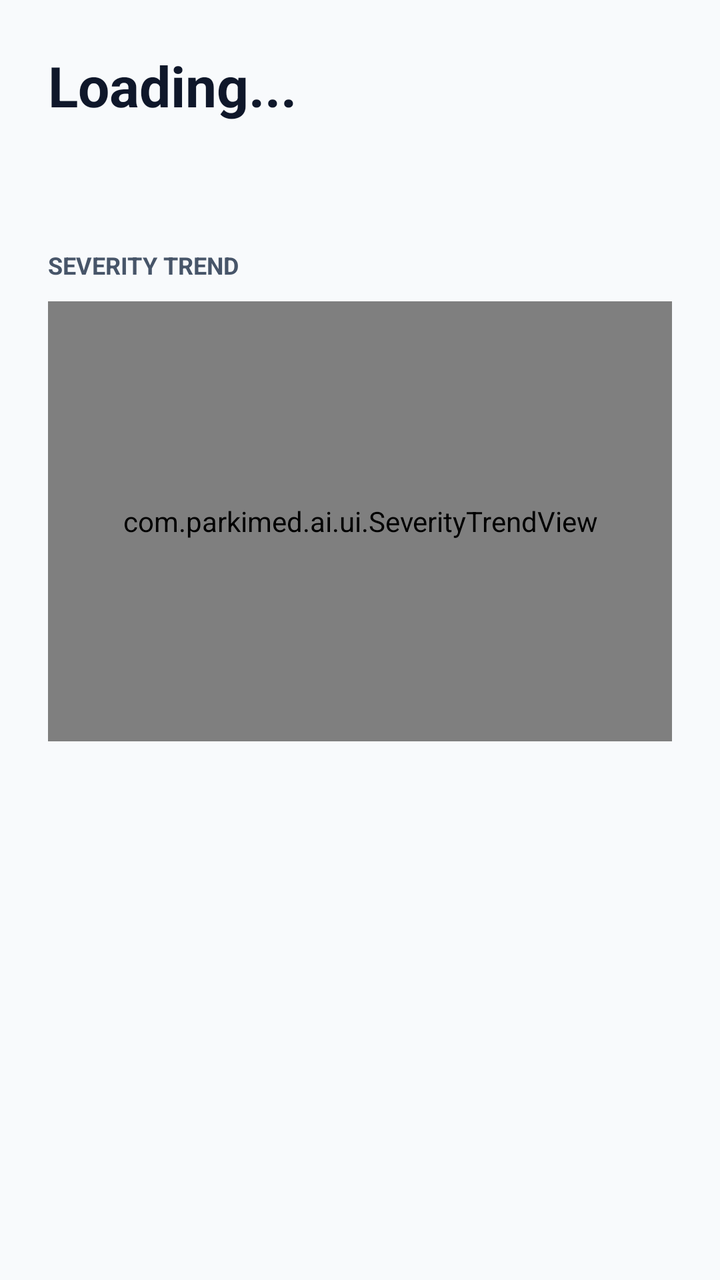
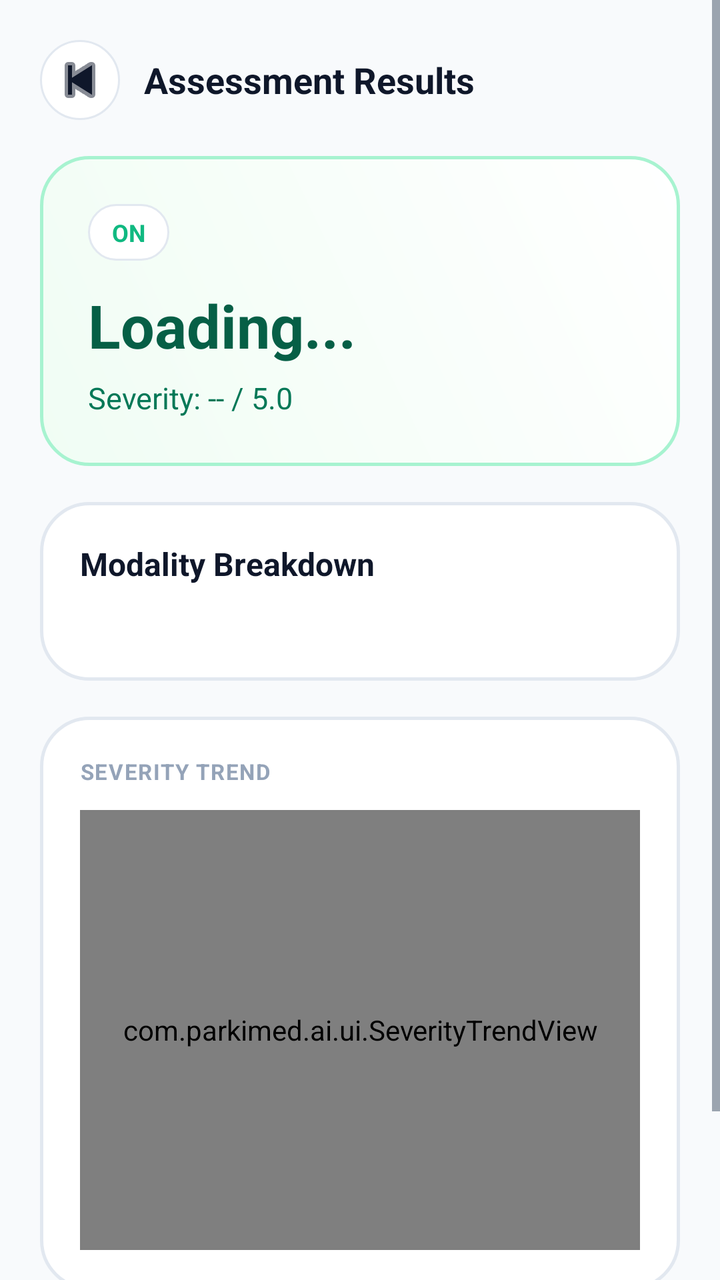

Screens rendered from an Android XML layout before and after an edit, with the pre-edit source and the edit as a unified diff.
<!-- AndroidManifest.xml: application theme Theme.ParkiMed -->
<!-- res/layout/activity_results.xml -->
<?xml version="1.0" encoding="utf-8"?>
<LinearLayout xmlns:android="http://schemas.android.com/apk/res/android"
    android:layout_width="match_parent"
    android:layout_height="match_parent"
    android:background="@color/bg"
    android:orientation="vertical"
    android:padding="24dp">

    <TextView
        android:id="@+id/tvResult"
        android:layout_width="match_parent"
        android:layout_height="wrap_content"
        android:text="Loading..."
        android:textColor="@color/text_primary"
        android:textSize="28sp"
        android:textStyle="bold" />

    <TextView
        android:id="@+id/tvResultDetail"
        android:layout_width="match_parent"
        android:layout_height="wrap_content"
        android:layout_marginTop="16dp"
        android:fontFamily="monospace"
        android:textColor="@color/text_secondary"
        android:textSize="14sp" />

    <TextView
        android:layout_width="match_parent"
        android:layout_height="wrap_content"
        android:layout_marginTop="28dp"
        android:text="SEVERITY TREND"
        android:textColor="@color/text_secondary"
        android:textSize="12sp"
        android:textStyle="bold" />

    <com.parkimed.ai.ui.SeverityTrendView
        android:id="@+id/trendChart"
        android:layout_width="match_parent"
        android:layout_height="220dp"
        android:layout_marginTop="10dp"
        android:background="@color/card" />
</LinearLayout>
<!-- resources referenced by this layout -->
<resources>
  <color name="bg">#F8FAFC</color>
  <color name="card">#FFFFFF</color>
  <color name="text_primary">#0F172A</color>
  <color name="text_secondary">#475569</color>
  <style name="Theme.ParkiMed" parent="Theme.Material3.Light.NoActionBar">
          <item name="colorPrimary">@color/primary</item>
          <item name="colorOnPrimary">@color/card</item>
          <item name="colorSecondary">@color/accent</item>
          <item name="android:colorBackground">@color/bg</item>
          <item name="android:statusBarColor">@color/bg</item>
          <item name="android:windowLightStatusBar">true</item>
          <item name="android:navigationBarColor">@color/bg</item>
          <item name="android:windowLightNavigationBar">true</item>
          <item name="android:textColorPrimary">@color/text_primary</item>
          <item name="android:textColorSecondary">@color/text_secondary</item>
      </style>
  <color name="primary">#4F46E5</color>
  <color name="accent">#0EA5E9</color>
</resources>

<!-- the commit's change to res/layout/activity_results.xml (unified diff, before → after) -->
@@ -1,42 +1,145 @@
 <?xml version="1.0" encoding="utf-8"?>
-<LinearLayout xmlns:android="http://schemas.android.com/apk/res/android"
+<ScrollView xmlns:android="http://schemas.android.com/apk/res/android"
+    xmlns:app="http://schemas.android.com/apk/res-auto"
     android:layout_width="match_parent"
     android:layout_height="match_parent"
     android:background="@color/bg"
-    android:orientation="vertical"
-    android:padding="24dp">
+    android:fillViewport="true">
 
-    <TextView
-        android:id="@+id/tvResult"
+    <LinearLayout
         android:layout_width="match_parent"
         android:layout_height="wrap_content"
-        android:text="Loading..."
-        android:textColor="@color/text_primary"
-        android:textSize="28sp"
-        android:textStyle="bold" />
+        android:orientation="vertical"
+        android:padding="20dp">
 
-    <TextView
-        android:id="@+id/tvResultDetail"
-        android:layout_width="match_parent"
-        android:layout_height="wrap_content"
-        android:layout_marginTop="16dp"
-        android:fontFamily="monospace"
-        android:textColor="@color/text_secondary"
-        android:textSize="14sp" />
+        <LinearLayout
+            android:layout_width="match_parent"
+            android:layout_height="wrap_content"
+            android:gravity="center_vertical"
+            android:orientation="horizontal">
 
-    <TextView
-        android:layout_width="match_parent"
-        android:layout_height="wrap_content"
-        android:layout_marginTop="28dp"
-        android:text="SEVERITY TREND"
-        android:textColor="@color/text_secondary"
-        android:textSize="12sp"
-        android:textStyle="bold" />
+            <ImageButton
+                android:id="@+id/btnBack"
+                android:layout_width="40dp"
+                android:layout_height="40dp"
+                android:background="@drawable/bg_card"
+                android:contentDescription="Back"
+                android:src="@android:drawable/ic_media_previous"
+                app:tint="@color/text_primary" />
 
-    <com.parkimed.ai.ui.SeverityTrendView
-        android:id="@+id/trendChart"
-        android:layout_width="match_parent"
-        android:layout_height="220dp"
-        android:layout_marginTop="10dp"
-        android:background="@color/card" />
-</LinearLayout>
+            <TextView
+                android:layout_width="0dp"
+                android:layout_height="wrap_content"
+                android:layout_marginStart="12dp"
+                android:layout_weight="1"
+                android:text="Assessment Results"
+                android:textColor="@color/text_primary"
+                android:textSize="18sp"
+                android:textStyle="bold" />
+        </LinearLayout>
+
+        <LinearLayout
+            android:id="@+id/cardResult"
+            android:layout_width="match_parent"
+            android:layout_height="wrap_content"
+            android:layout_marginTop="18dp"
+            android:background="@drawable/bg_on_state"
+            android:orientation="vertical"
+            android:padding="24dp">
+
+            <TextView
+                android:id="@+id/tvStateChip"
+                android:layout_width="wrap_content"
+                android:layout_height="wrap_content"
+                android:background="@drawable/bg_card"
+                android:paddingHorizontal="12dp"
+                android:paddingVertical="6dp"
+                android:text="ON"
+                android:textColor="@color/state_on"
+                android:textSize="12sp"
+                android:textStyle="bold" />
+
+            <TextView
+                android:id="@+id/tvResult"
+                android:layout_width="match_parent"
+                android:layout_height="wrap_content"
+                android:layout_marginTop="12dp"
+                android:text="Loading..."
+                android:textColor="#065F46"
+                android:textSize="30sp"
+                android:textStyle="bold" />
+
+            <TextView
+                android:id="@+id/tvSeverityBig"
+                android:layout_width="match_parent"
+                android:layout_height="wrap_content"
+                android:layout_marginTop="6dp"
+                android:text="Severity: -- / 5.0"
+                android:textColor="#047857"
+                android:textSize="15sp" />
+        </LinearLayout>
+
+        <LinearLayout
+            android:layout_width="match_parent"
+            android:layout_height="wrap_content"
+            android:layout_marginTop="18dp"
+            android:background="@drawable/bg_card_rounded"
+            android:orientation="vertical"
+            android:padding="20dp">
+
+            <TextView
+                android:layout_width="match_parent"
+                android:layout_height="wrap_content"
+                android:text="Modality Breakdown"
+                android:textColor="@color/text_primary"
+                android:textSize="16sp"
+                android:textStyle="bold" />
+
+            <TextView
+                android:id="@+id/tvResultDetail"
+                android:layout_width="match_parent"
+                android:layout_height="wrap_content"
+                android:layout_marginTop="10dp"
+                android:lineSpacingExtra="4dp"
+                android:textColor="@color/text_secondary"
+                android:textSize="13sp" />
+        </LinearLayout>
+
+        <LinearLayout
+            android:layout_width="match_parent"
+            android:layout_height="wrap_content"
+            android:layout_marginTop="18dp"
+            android:background="@drawable/bg_card_rounded"
+            android:orientation="vertical"
+            android:padding="20dp">
+
+            <TextView
+                android:layout_width="match_parent"
+                android:layout_height="wrap_content"
+                android:letterSpacing="0.05"
+                android:text="SEVERITY TREND"
+                android:textAllCaps="true"
+                android:textColor="@color/text_muted"
+                android:textSize="11sp"
+                android:textStyle="bold" />
+
+            <com.parkimed.ai.ui.SeverityTrendView
+                android:id="@+id/trendChart"
+                android:layout_width="match_parent"
+                android:layout_height="220dp"
+                android:layout_marginTop="12dp" />
+        </LinearLayout>
+
+        <com.google.android.material.button.MaterialButton
+            android:id="@+id/btnViewHistory"
+            style="@style/Widget.Material3.Button.OutlinedButton"
+            android:layout_width="match_parent"
+            android:layout_height="54dp"
+            android:layout_marginTop="18dp"
+            android:text="View Full History"
+            android:textAllCaps="false"
+            android:textColor="@color/text_primary"
+            app:cornerRadius="16dp"
+            app:strokeColor="@color/surface_border" />
+    </LinearLayout>
+</ScrollView>
<!-- resource entries referenced after the edit -->
@@ -1,9 +1,38 @@
 <!-- resources referenced by this layout -->
 <resources>
   <color name="bg">#F8FAFC</color>
+  <color name="state_on">#10B981</color>
+  <color name="surface_border">#E2E8F0</color>
+  <color name="text_muted">#94A3B8</color>
   <color name="card">#FFFFFF</color>
+  <color name="state_on_border">#A7F3D0</color>
   <color name="text_primary">#0F172A</color>
   <color name="text_secondary">#475569</color>
+  <!-- drawable bg_card (drawable) -->
+  <?xml version="1.0" encoding="utf-8"?>
+  <shape xmlns:android="http://schemas.android.com/apk/res/android">
+      <solid android:color="@color/card" />
+      <corners android:radius="20dp" />
+      <stroke android:width="1dp" android:color="@color/surface_border" />
+  </shape>
+  <!-- drawable bg_card_rounded (drawable) -->
+  <?xml version="1.0" encoding="utf-8"?>
+  <shape xmlns:android="http://schemas.android.com/apk/res/android">
+      <solid android:color="@color/card" />
+      <corners android:radius="24dp" />
+      <stroke android:width="1.5dp" android:color="@color/surface_border" />
+  </shape>
+  <!-- drawable bg_on_state (drawable) -->
+  <?xml version="1.0" encoding="utf-8"?>
+  <shape xmlns:android="http://schemas.android.com/apk/res/android">
+      <gradient
+          android:angle="45"
+          android:startColor="#F0FDF4"
+          android:endColor="#FFFFFF"
+          android:type="linear" />
+      <corners android:radius="24dp" />
+      <stroke android:width="1.5dp" android:color="@color/state_on_border" />
+  </shape>
   <style name="Theme.ParkiMed" parent="Theme.Material3.Light.NoActionBar">
           <item name="colorPrimary">@color/primary</item>
           <item name="colorOnPrimary">@color/card</item>
